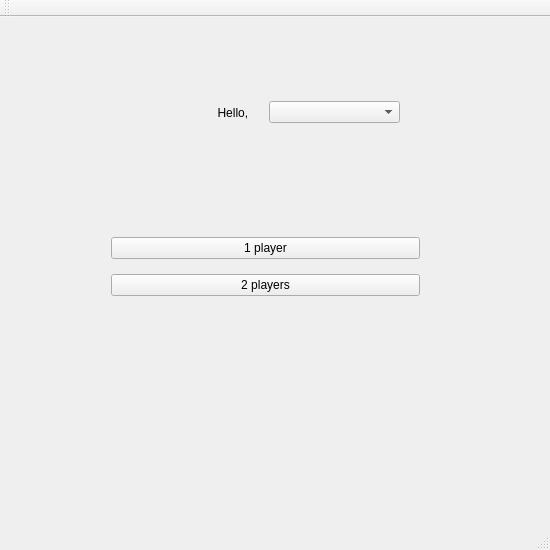
This is Sem2/lab1.2/newPuzzle/authorization.ui in Alina-Hryn/OOP as Qt 5 draws it before an edit. The edited form follows.
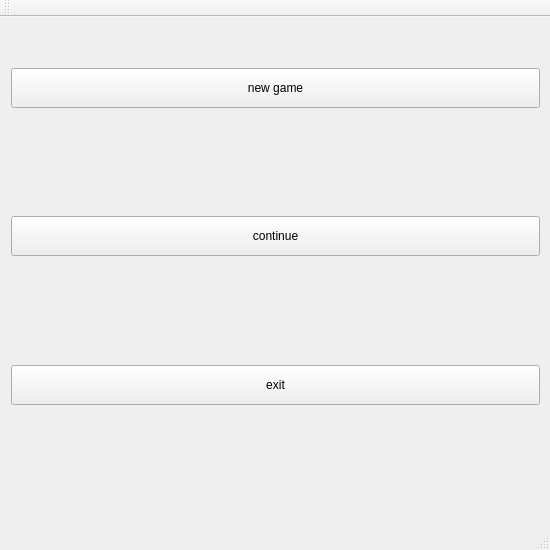
This is the edited form.

Patch:
```diff
--- a/Sem2/lab1.2/newPuzzle/authorization.ui
+++ b/Sem2/lab1.2/newPuzzle/authorization.ui
@@ -44,51 +44,106 @@
    <widget class="QWidget" name="verticalLayoutWidget">
     <property name="geometry">
      <rect>
-      <x>100</x>
-      <y>200</y>
-      <width>331</width>
-      <height>101</height>
+      <x>0</x>
+      <y>0</y>
+      <width>551</width>
+      <height>501</height>
      </rect>
     </property>
     <layout class="QVBoxLayout" name="verticalLayout">
+     <item>
+      <spacer name="verticalSpacer">
+       <property name="orientation">
+        <enum>Qt::Vertical</enum>
+       </property>
+       <property name="sizeType">
+        <enum>QSizePolicy::Minimum</enum>
+       </property>
+       <property name="sizeHint" stdset="0">
+        <size>
+         <width>20</width>
+         <height>40</height>
+        </size>
+       </property>
+      </spacer>
+     </item>
+     <item>
+      <widget class="QPushButton" name="pushButton_3">
+       <property name="minimumSize">
+        <size>
+         <width>40</width>
+         <height>40</height>
+        </size>
+       </property>
+       <property name="text">
+        <string>new game</string>
+       </property>
+      </widget>
+     </item>
+     <item>
+      <spacer name="verticalSpacer_2">
+       <property name="orientation">
+        <enum>Qt::Vertical</enum>
+       </property>
+       <property name="sizeHint" stdset="0">
+        <size>
+         <width>20</width>
+         <height>40</height>
+        </size>
+       </property>
+      </spacer>
+     </item>
      <item>
       <widget class="QPushButton" name="pushButton">
+       <property name="minimumSize">
+        <size>
+         <width>40</width>
+         <height>40</height>
+        </size>
+       </property>
        <property name="text">
-        <string>1 player</string>
+        <string>continue</string>
        </property>
       </widget>
      </item>
+     <item>
+      <spacer name="verticalSpacer_3">
+       <property name="orientation">
+        <enum>Qt::Vertical</enum>
+       </property>
+       <property name="sizeHint" stdset="0">
+        <size>
+         <width>20</width>
+         <height>40</height>
+        </size>
+       </property>
+      </spacer>
+     </item>
      <item>
       <widget class="QPushButton" name="pushButton_2">
+       <property name="minimumSize">
+        <size>
+         <width>40</width>
+         <height>40</height>
+        </size>
+       </property>
        <property name="text">
-        <string>2 players</string>
+        <string>exit</string>
        </property>
       </widget>
      </item>
-    </layout>
-   </widget>
-   <widget class="QWidget" name="horizontalLayoutWidget">
-    <property name="geometry">
-     <rect>
-      <x>120</x>
-      <y>50</y>
-      <width>291</width>
-      <height>91</height>
-     </rect>
-    </property>
-    <layout class="QHBoxLayout" name="horizontalLayout">
      <item>
-      <widget class="QLabel" name="label">
-       <property name="layoutDirection">
-        <enum>Qt::RightToLeft</enum>
+      <spacer name="verticalSpacer_4">
+       <property name="orientation">
+        <enum>Qt::Vertical</enum>
        </property>
-       <property name="text">
-        <string>                          Hello,</string>
+       <property name="sizeHint" stdset="0">
+        <size>
+         <width>20</width>
+         <height>40</height>
+        </size>
        </property>
-      </widget>
-     </item>
-     <item>
-      <widget class="QComboBox" name="comboBox"/>
+      </spacer>
      </item>
     </layout>
    </widget>
```
